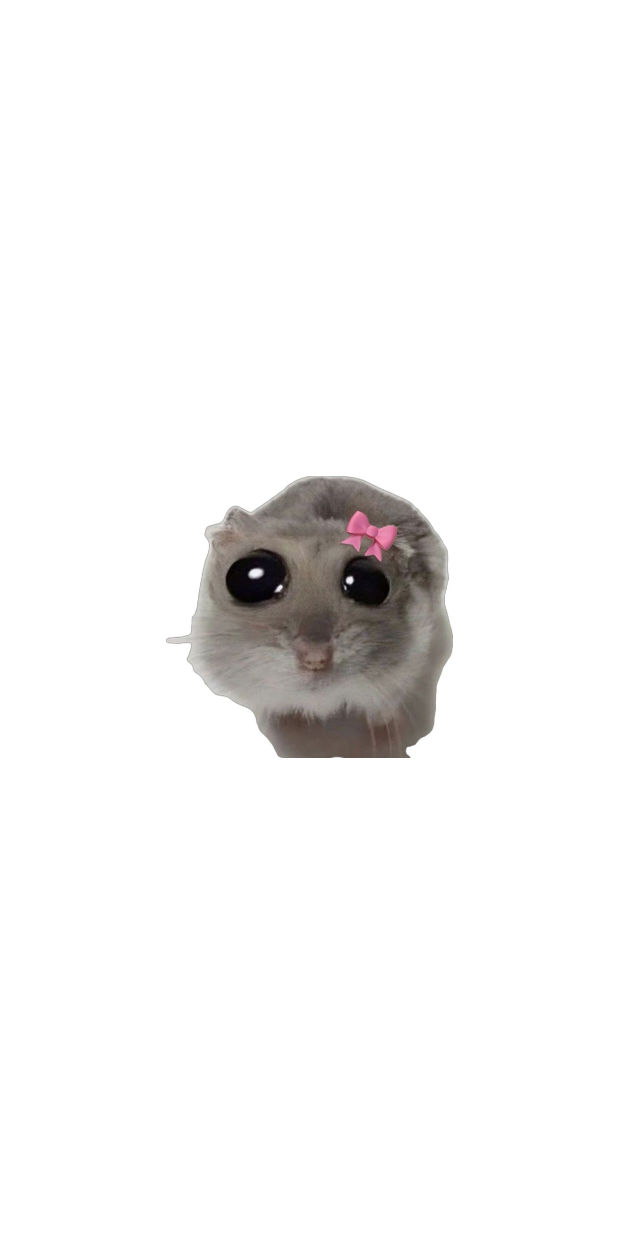
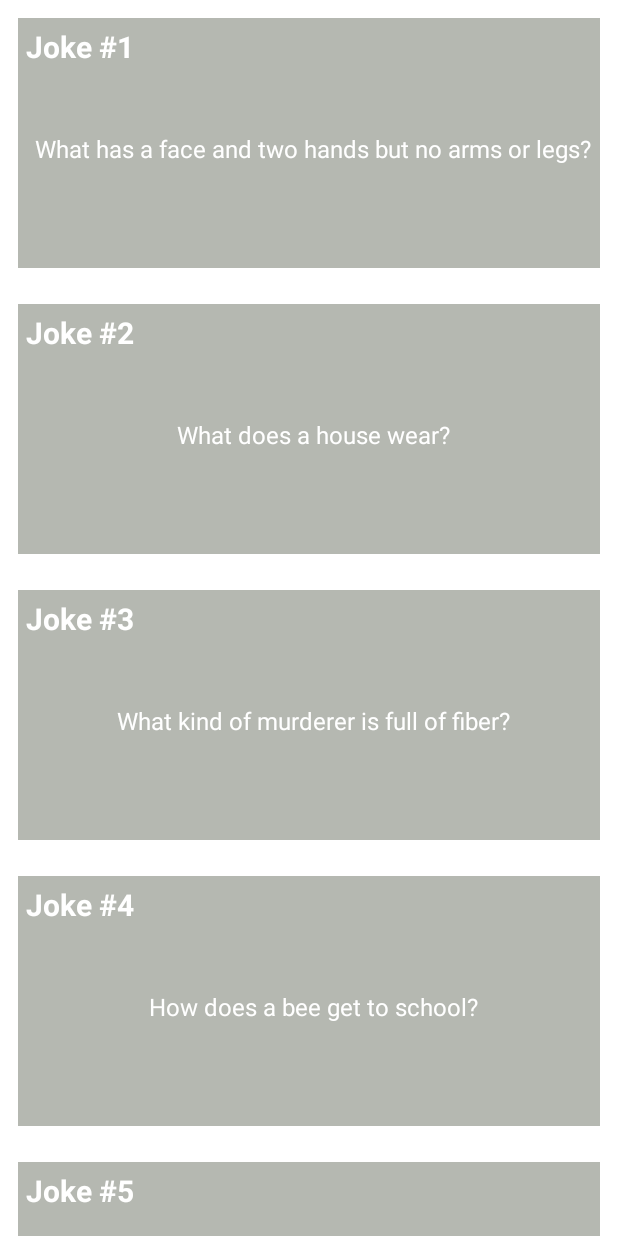
Before and after one commit to pulkabarlova/Sad_Humster, an Android app: the screen it shows after launch (MainActivity), on a phone screen of 412 x 824 dp. Run offline under Robolectric (Android 15) with nearby library versions, the light colour scheme and no system bars.

Commit message:
Recycle с загадками

```diff
--- a/app/build.gradle.kts
+++ b/app/build.gradle.kts
@@ -33,6 +33,9 @@ android {
     kotlinOptions {
         jvmTarget = "1.8"
     }
+    buildFeatures{
+        viewBinding = true
+    }
 }
 
 dependencies {
--- /dev/null
+++ b/app/src/main/java/com/example/sadhumster/JokesAdapter.kt
@@ -0,0 +1,25 @@
+package com.example.sadhumster
+
+import android.view.LayoutInflater
+import android.view.ViewGroup
+import androidx.recyclerview.widget.RecyclerView
+import com.example.sadhumster.databinding.JokeItemBinding
+
+class JokesAdapter: RecyclerView.Adapter<JokesHolder>() {
+    private val jokes = listOf(0,1,2,3,4,5,6)
+    override fun onCreateViewHolder(parent: ViewGroup, viewType: Int): JokesHolder {
+        val inflater = LayoutInflater.from(parent.context)
+        val binding = JokeItemBinding.inflate(inflater)
+        return JokesHolder(binding)
+    }
+
+    override fun getItemCount(): Int {
+        return jokes.size
+
+    }
+
+    override fun onBindViewHolder(holder: JokesHolder, position: Int) {
+        holder.bind(jokes[position])
+    }
+
+}
--- /dev/null
+++ b/app/src/main/java/com/example/sadhumster/JokesHolder.kt
@@ -0,0 +1,25 @@
+package com.example.sadhumster
+
+import androidx.recyclerview.widget.RecyclerView
+import com.example.sadhumster.databinding.JokeItemBinding
+
+class JokesHolder(private val binding: JokeItemBinding): RecyclerView.ViewHolder(binding.root) {
+    val jokesArray = listOf("What has a face and two hands but no arms or legs?",
+        "What does a house wear?", "What kind of murderer is full of fiber?",
+        "How does a bee get to school?", "What kind of running leads to walking?",
+        "I Start with M, end with X, and have a never-ending amount of letters. What am I?",
+        "What is orange and sounds like a parrot?")
+    val answerArray = listOf("A clock", "Ad-dress.", "A cereal killer",
+        "On a buzz!", "Running out of gas!",
+        "A mailbox", "A carrot.")
+
+    fun bind(number: Int) {
+        binding.imageView.setOnClickListener {
+            binding.text2.text = answerArray[number]
+        }
+        val num = number + 1
+        binding.header.text = "Joke #$num"
+        binding.text1.text = jokesArray[number]
+        binding.text2.text = ""
+    }
+}
--- a/app/src/main/java/com/example/sadhumster/MainActivity.kt
+++ b/app/src/main/java/com/example/sadhumster/MainActivity.kt
@@ -7,20 +7,17 @@ import androidx.core.view.ViewCompat
 import androidx.core.view.WindowInsetsCompat
 import android.media.MediaPlayer
 import android.view.View
+import androidx.recyclerview.widget.LinearLayoutManager
+import com.example.sadhumster.databinding.ActivityMainBinding
 
 class MainActivity : AppCompatActivity() {
+    private lateinit var binding: ActivityMainBinding
+    private val adapter = JokesAdapter()
     override fun onCreate(savedInstanceState: Bundle?) {
         super.onCreate(savedInstanceState)
-        enableEdgeToEdge()
-        setContentView(R.layout.activity_main)
-        ViewCompat.setOnApplyWindowInsetsListener(findViewById(R.id.main)) { v, insets ->
-            val systemBars = insets.getInsets(WindowInsetsCompat.Type.systemBars())
-            v.setPadding(systemBars.left, systemBars.top, systemBars.right, systemBars.bottom)
-            insets
-        }
-    }
-
-    fun on_click_media(view: View) {
-        MediaPlayer.create(this, R.raw.sad_humster_song).start()
+        binding = ActivityMainBinding.inflate(layoutInflater)
+        setContentView(binding.root)
+        binding.recycleView.layoutManager = LinearLayoutManager(this)
+        binding.recycleView.adapter = adapter
     }
 }
--- a/app/src/main/res/layout/activity_main.xml
+++ b/app/src/main/res/layout/activity_main.xml
@@ -6,17 +6,11 @@
     android:background="@color/white"
     android:layout_width="match_parent"
     android:layout_height="match_parent"
+    app:layoutManager="androidx.recyclerview.widget.GridLayoutManager"
     tools:context=".MainActivity">
-
-    <ImageView
-        android:id="@+id/imageView"
-        android:onClick="on_click_media"
-        android:layout_width="191dp"
-        android:layout_height="212dp"
-        app:layout_constraintBottom_toBottomOf="parent"
-        app:layout_constraintEnd_toEndOf="parent"
-        app:layout_constraintStart_toStartOf="parent"
-        app:layout_constraintTop_toTopOf="parent"
-        app:layout_constraintVertical_bias="0.499"
-        app:srcCompat="@drawable/humster" />
+    <androidx.recyclerview.widget.RecyclerView
+        android:id="@+id/recycleView"
+        android:layout_width="match_parent"
+        android:layout_height="match_parent"
+    />
 </androidx.constraintlayout.widget.ConstraintLayout>
--- /dev/null
+++ b/app/src/main/res/layout/joke_item.xml
@@ -0,0 +1,59 @@
+<?xml version="1.0" encoding="utf-8"?>
+<androidx.constraintlayout.widget.ConstraintLayout xmlns:android="http://schemas.android.com/apk/res/android"
+    xmlns:app="http://schemas.android.com/apk/res-auto"
+    android:layout_width="match_parent"
+    android:layout_height="wrap_content"
+    android:padding="12dp"
+    android:layout_margin="8dp">
+    <ImageView
+        android:id="@+id/image_view"
+        android:layout_width="500dp"
+        android:layout_height="0dp"
+        android:background="#B5B8B1"
+        app:layout_constraintTop_toTopOf="parent"
+        app:layout_constraintLeft_toLeftOf="parent"
+        app:layout_constraintRight_toRightOf="parent"
+        app:layout_constraintDimensionRatio="3:1"/>
+
+    <TextView
+        android:id="@+id/header"
+        android:layout_width="match_parent"
+        android:layout_height="match_parent"
+        android:layout_marginStart="5dp"
+        android:layout_marginTop="5dp"
+        android:textColor="@android:color/white"
+        android:textSize="20sp"
+        android:textStyle="bold"
+        app:layout_constraintBottom_toBottomOf="parent"
+        app:layout_constraintEnd_toEndOf="parent"
+        app:layout_constraintStart_toStartOf="parent"
+        app:layout_constraintTop_toTopOf="parent"
+        app:layout_constraintVertical_bias="0.0" />
+
+    <TextView
+        android:id="@+id/text1"
+        android:layout_width="wrap_content"
+        android:layout_height="wrap_content"
+        android:layout_marginStart="5dp"
+        android:layout_marginTop="2dp"
+        android:textColor="@android:color/white"
+        android:textSize="16sp"
+        app:layout_constraintBottom_toBottomOf="parent"
+        app:layout_constraintEnd_toEndOf="parent"
+        app:layout_constraintStart_toStartOf="parent"
+        app:layout_constraintTop_toTopOf="@id/header"
+         />
+
+    <TextView
+        android:id="@+id/text2"
+        android:layout_width="wrap_content"
+        android:layout_height="wrap_content"
+        android:layout_marginStart="5dp"
+        android:layout_marginTop="10dp"
+        android:textColor="@android:color/white"
+        android:textSize="18sp"
+        app:layout_constraintBottom_toBottomOf="parent"
+        app:layout_constraintEnd_toEndOf="parent"
+        app:layout_constraintStart_toStartOf="parent"
+        app:layout_constraintTop_toTopOf="@id/text1" />
+</androidx.constraintlayout.widget.ConstraintLayout>
```
